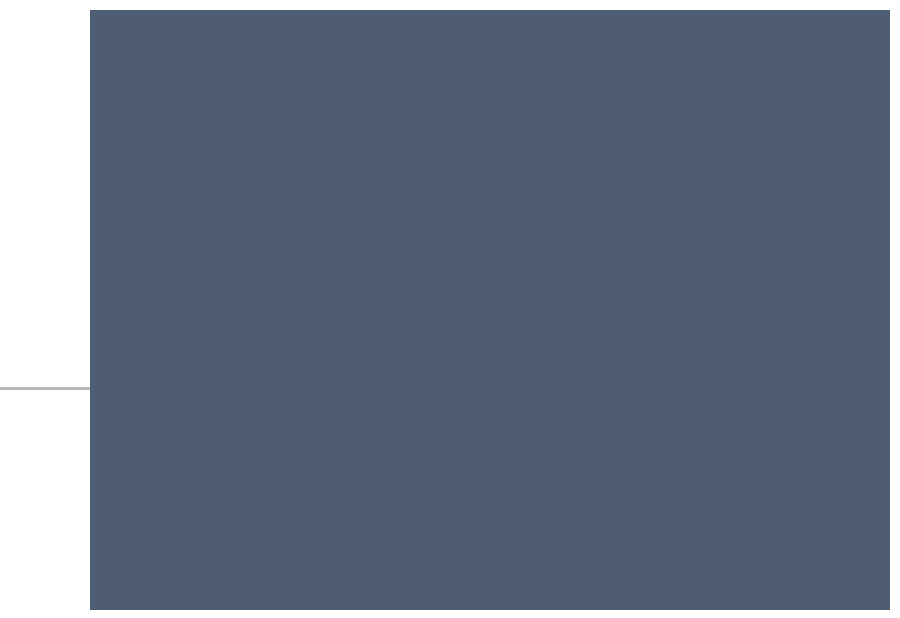
Above: mainwidget.ui from Bogachevx/Artist before the change. Below: the same form after it.
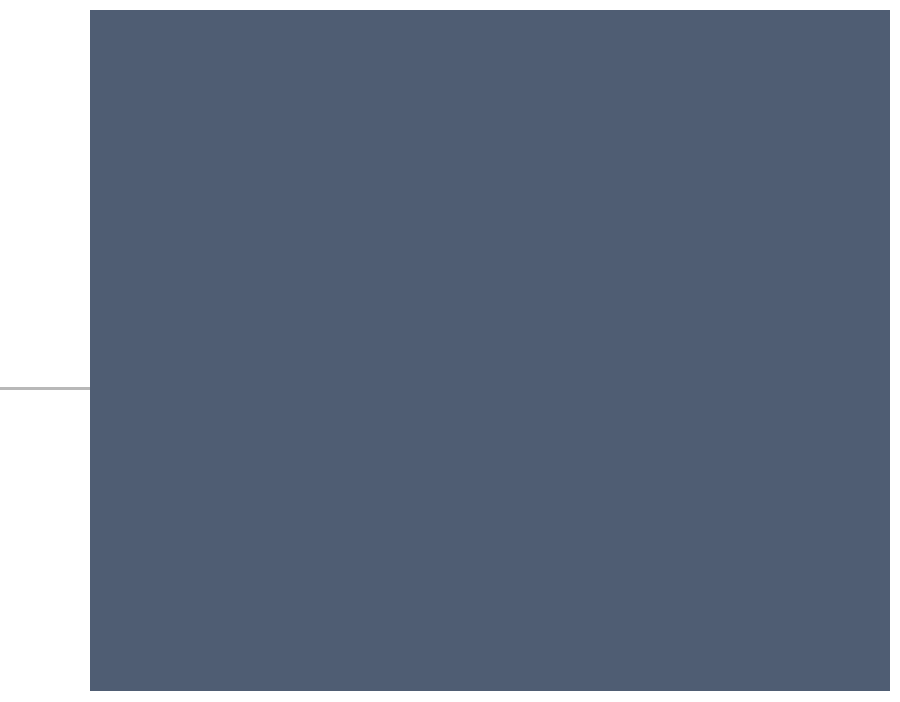
That is the form after the change. Icons and pictures are not drawn.

Patch:
```diff
--- a/mainwidget.ui
+++ b/mainwidget.ui
@@ -7,7 +7,7 @@
     <x>0</x>
     <y>0</y>
     <width>900</width>
-    <height>618</height>
+    <height>702</height>
    </rect>
   </property>
   <property name="windowTitle">
@@ -180,7 +180,7 @@
      <x>90</x>
      <y>10</y>
      <width>800</width>
-     <height>600</height>
+     <height>681</height>
     </rect>
    </property>
    <property name="styleSheet">
```
Left out of the diff: 12 changed lines with no effect on the pictures.
